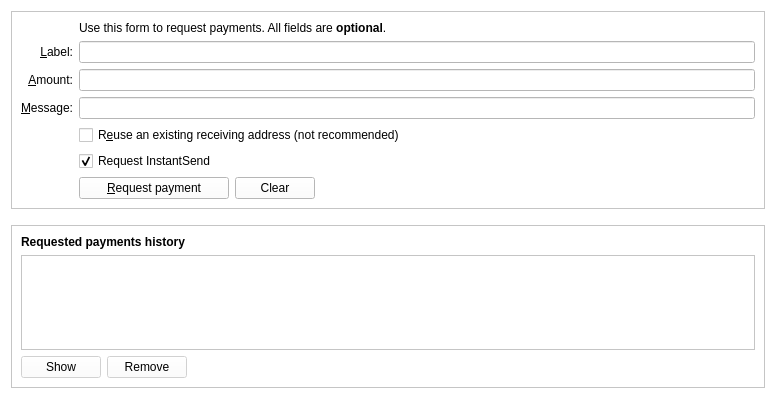
First picture: the form in src/qt/forms/receivecoinsdialog.ui, repository pyrkcommunity/pyrk, before the edit.
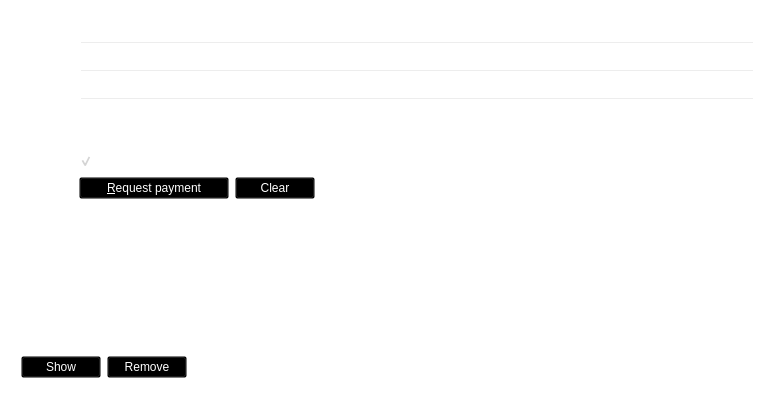
Second picture: the form after the edit. Custom widgets are drawn as their Qt base class.

```diff
--- a/src/qt/forms/receivecoinsdialog.ui
+++ b/src/qt/forms/receivecoinsdialog.ui
@@ -11,8 +11,8 @@
    </rect>
   </property>
   <property name="styleSheet">
-   <string notr="true">background-color: rgb(255, 255, 255);
-color: rgb(0, 0, 0);</string>
+   <string notr="true">background-color: transparent;
+color: rgb(255, 255, 255);</string>
   </property>
   <layout class="QVBoxLayout" name="verticalLayout" stretch="0,0,1">
    <item>
```
